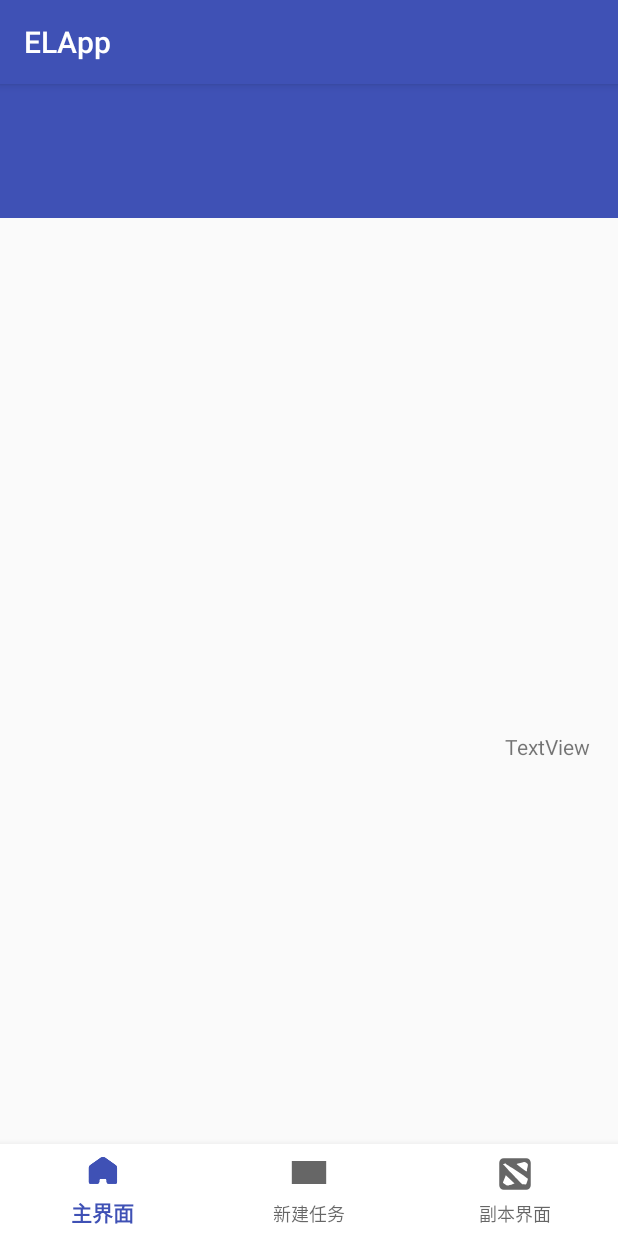
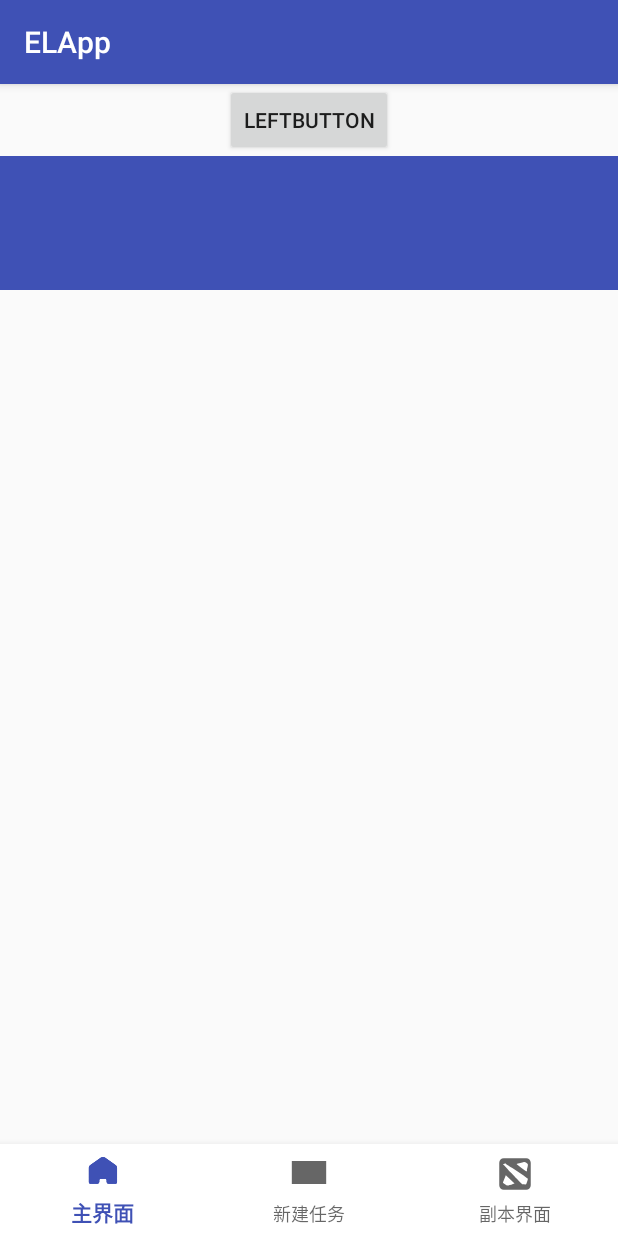
Before and after one commit to ICEHANXH/EL, an Android app: the screen it shows after launch (MainActivity), on a phone screen of 412 x 824 dp. Run offline under Robolectric (Android 15) with nearby library versions, the phone set to English and light mode, and no system bars.

Commit message:
4.15
成功将主界面fragment的切换完成
下一步进行侧滑菜单的编写

```diff
--- a/ELApp/app/src/main/java/Activitys/MainActivity.java
+++ b/ELApp/app/src/main/java/Activitys/MainActivity.java
@@ -3,10 +3,11 @@ package Activitys;
 import android.os.Bundle;
 import android.support.design.widget.BottomNavigationView;
 import android.support.v7.app.AppCompatActivity;
-import android.widget.TextView;
 
 import com.example.lenovo.elapp.R;
 
+import Fragments.Fragment_Lib;
+import Fragments.MainActivityLeftFragment;
 import Tmp_lib.BottomNavigationView_Lib;
 
 public class MainActivity extends AppCompatActivity {
@@ -15,10 +16,47 @@ public class MainActivity extends AppCompatActivity {
     protected void onCreate(Bundle savedInstanceState) {
         super.onCreate(savedInstanceState);
         setContentView(R.layout.activity_main);
-        TextView mTextMessage = findViewById(R.id.show);
-        BottomNavigationView navigation = findViewById(R.id.navigation);
-        navigation.setOnNavigationItemSelectedListener(new
-        BottomNavigationView_Lib().Get_OnNavigationItemselectedListener(mTextMessage));
+        Fragment_Lib.replaceFragment(this, new MainActivityLeftFragment(), R.id.root_Frame_layout);
+        BottomNavigationTask();
+
     }
 
+    private void BottomNavigationTask() {
+        BottomNavigationView navigation = findViewById(R.id.MainActivityNavigation);
+        navigation.setOnNavigationItemSelectedListener(
+                BottomNavigationView_Lib.Get_OnNavigationItemselectedListener(this));
+    }
+//
+//    /**
+//     * Conduct the actions of the NavigationBottom.
+//     */
+//    private void NavigationView_part() {
+//        BottomNavigationView navigation = findViewById(R.id.MainActivityNavigation);
+//        navigation.setOnNavigationItemSelectedListener(new BottomNavigationView.OnNavigationItemSelectedListener() {
+//            @Override
+//            public boolean onNavigationItemSelected(@NonNull MenuItem item) {
+//                switch (item.getItemId()) {
+//                    case R.id.navigation_home:
+//                        Fragment_Lib.replaceFragment(new MainActivity(), new MainActivityLeftFragment()
+//                                , R.id.root_Frame_layout);
+//                        return true;
+//                    case R.id.navigation_dashboard:
+//                        return true;
+//                    case R.id.navigation_notifications:
+//                        Fragment_Lib.replaceFragment(new MainActivity(), new MainActivityRightFragment()
+//                                , R.id.root_Frame_layout);
+//                        return true;
+//                }
+//                return false;
+//            }
+//        });
+//    }
+//
+//    private void replaceFragment(Fragment fragment) {
+//        FragmentManager fragmentManager = getSupportFragmentManager();
+//        FragmentTransaction fragmentTransaction = fragmentManager.beginTransaction();
+//        fragmentTransaction.replace(R.id.root_Frame_layout, fragment);
+//        fragmentTransaction.addToBackStack(null);
+//        fragmentTransaction.commit();
+//    }
 }
--- a/ELApp/app/src/main/java/Fragments/Fragment_Lib.java
+++ b/ELApp/app/src/main/java/Fragments/Fragment_Lib.java
@@ -1,23 +1,28 @@
 package Fragments;
 
 import android.support.v4.app.Fragment;
+import android.support.v4.app.FragmentActivity;
 import android.support.v4.app.FragmentManager;
 import android.support.v4.app.FragmentTransaction;
 import android.support.v7.app.AppCompatActivity;
-
-import com.example.lenovo.elapp.R;
 
 public class Fragment_Lib extends AppCompatActivity {
 
     /**
      * @param fragment:Destination of the replacement
-     * @param idOfLayout:source    of the layout of the fragment
+     * @param fragmentActivity:the source activity
+     * @param Root_frame_layout    :the id of the fragment layout___be careful of the param!!!
      */
-    public void replaceFragment(Fragment fragment, int idOfLayout) {
-        FragmentManager fragmentManager = getSupportFragmentManager();
+    public static void replaceFragment(FragmentActivity fragmentActivity, Fragment fragment
+            , int Root_frame_layout) {
+        FragmentManager fragmentManager = fragmentActivity.getSupportFragmentManager();
         FragmentTransaction fragmentTransaction = fragmentManager.beginTransaction();
-        fragmentTransaction.replace(idOfLayout, fragment);
+        fragmentTransaction.replace(Root_frame_layout, fragment);
         fragmentTransaction.addToBackStack(null);
         fragmentTransaction.commit();
     }
+//
+//    public static void replaceFragment(Fragment fragment) {
+//
+//    }
 }
--- a/ELApp/app/src/main/java/Tmp_lib/BottomNavigationView_Lib.java
+++ b/ELApp/app/src/main/java/Tmp_lib/BottomNavigationView_Lib.java
@@ -2,31 +2,35 @@ package Tmp_lib;
 
 import android.support.annotation.NonNull;
 import android.support.design.widget.BottomNavigationView;
+import android.support.v4.app.FragmentActivity;
 import android.view.MenuItem;
-import android.widget.TextView;
 
 import com.example.lenovo.elapp.R;
 
+import Fragments.Fragment_Lib;
+import Fragments.MainActivityLeftFragment;
+import Fragments.MainActivityRightFragment;
+
 public class BottomNavigationView_Lib {
     /**
-     * @param textView :(it could be changed into your own views) return the action
-     *                 listener to react something to the Onclick
-    * */
-    public BottomNavigationView.OnNavigationItemSelectedListener
-    Get_OnNavigationItemselectedListener(final TextView textView) {
+     *
+     */
+    public static BottomNavigationView.OnNavigationItemSelectedListener
+    Get_OnNavigationItemselectedListener(final FragmentActivity fragmentActivity) {
         return new BottomNavigationView.OnNavigationItemSelectedListener() {
 
             @Override
             public boolean onNavigationItemSelected(@NonNull MenuItem item) {
                 switch (item.getItemId()) {
                     case R.id.navigation_home:
-                        textView.setText(R.string.title_home);
+                        Fragment_Lib.replaceFragment(fragmentActivity, new MainActivityLeftFragment()
+                                , R.id.root_Frame_layout);
                         return true;
                     case R.id.navigation_dashboard:
-                        textView.setText(R.string.title_dashboard);
                         return true;
                     case R.id.navigation_notifications:
-                        textView.setText(R.string.title_notifications);
+                        Fragment_Lib.replaceFragment(fragmentActivity, new MainActivityRightFragment()
+                                , R.id.root_Frame_layout);
                         return true;
                 }
                 return false;
--- a/ELApp/app/src/main/res/layout/activity_main.xml
+++ b/ELApp/app/src/main/res/layout/activity_main.xml
@@ -9,33 +9,18 @@
 
 
     <FrameLayout
-        android:layout_width="wrap_content"
+        android:id="@+id/root_Frame_layout"
+        android:layout_width="0dp"
         android:layout_height="wrap_content">
 
-        <Switch
-            android:id="@+id/switch1"
-            android:layout_width="wrap_content"
-            android:layout_height="wrap_content"
-            android:text="Switch"
-            tools:ignore="HardcodedText" />
     </FrameLayout>
 
     <android.support.constraint.ConstraintLayout
         android:layout_width="match_parent"
         android:layout_height="match_parent">
 
-        <TextView
-            android:id="@+id/show"
-            android:layout_width="75dp"
-            android:layout_height="17dp"
-            android:layout_marginTop="432dp"
-            android:text="TextView"
-            app:layout_constraintEnd_toEndOf="parent"
-            app:layout_constraintTop_toTopOf="parent"
-            tools:ignore="HardcodedText" />
-
         <android.support.design.widget.BottomNavigationView
-            android:id="@+id/navigation"
+            android:id="@+id/MainActivityNavigation"
             android:layout_width="match_parent"
             android:layout_height="61dp"
             android:background="#ffffff"
@@ -59,22 +44,5 @@
     <!--app:menu="@menu/navigation_menu">-->
 
     <!--</android.support.design.widget.NavigationView>-->
-    <FrameLayout
-        android:layout_width="match_parent"
-        android:layout_height="match_parent">
 
-        <android.support.v7.widget.RecyclerView
-            android:id="@+id/recyclerView"
-            android:layout_width="match_parent"
-            android:layout_height="match_parent"
-            android:clipToPadding="false"
-            android:paddingTop="?attr/actionBarSize" />
-
-        <android.support.v7.widget.Toolbar
-            android:id="@+id/toolbar"
-            android:layout_width="match_parent"
-            android:layout_height="89dp"
-            android:background="?attr/colorPrimary" />
-
-    </FrameLayout>
 </android.support.v4.widget.DrawerLayout>
--- a/ELApp/app/src/main/res/layout/fragment_main_left.xml
+++ b/ELApp/app/src/main/res/layout/fragment_main_left.xml
@@ -7,11 +7,31 @@
     android:orientation="vertical">
 
     <Button
-        android:id="@+id/button"
+        android:id="@+id/Leftbutton"
         android:layout_width="wrap_content"
         android:layout_height="wrap_content"
         android:layout_gravity="center_horizontal"
         android:text="LeftButton"
         tools:ignore="HardcodedText" />
 
+    <FrameLayout
+        android:id="@+id/right_frame_layout"
+        android:layout_width="match_parent"
+        android:layout_height="match_parent">
+
+        <android.support.v7.widget.RecyclerView
+            android:id="@+id/recyclerView"
+            android:layout_width="match_parent"
+            android:layout_height="match_parent"
+            android:clipToPadding="false"
+            android:paddingTop="?attr/actionBarSize" />
+
+        <android.support.v7.widget.Toolbar
+            android:id="@+id/toolbar"
+            android:layout_width="match_parent"
+            android:layout_height="89dp"
+            android:background="?attr/colorPrimary" />
+
+    </FrameLayout>
+
 </LinearLayout>
--- a/ELApp/app/src/main/res/layout/fragment_main_right.xml
+++ b/ELApp/app/src/main/res/layout/fragment_main_right.xml
@@ -12,7 +12,6 @@
         android:layout_height="wrap_content"
         android:layout_gravity="center_horizontal"
         android:text="RightButton"
-        tools:ignore="HardcodedText"
-        />
+        tools:ignore="HardcodedText" />
 
 </LinearLayout>
```
Also changed, not shown: 124 other files.
